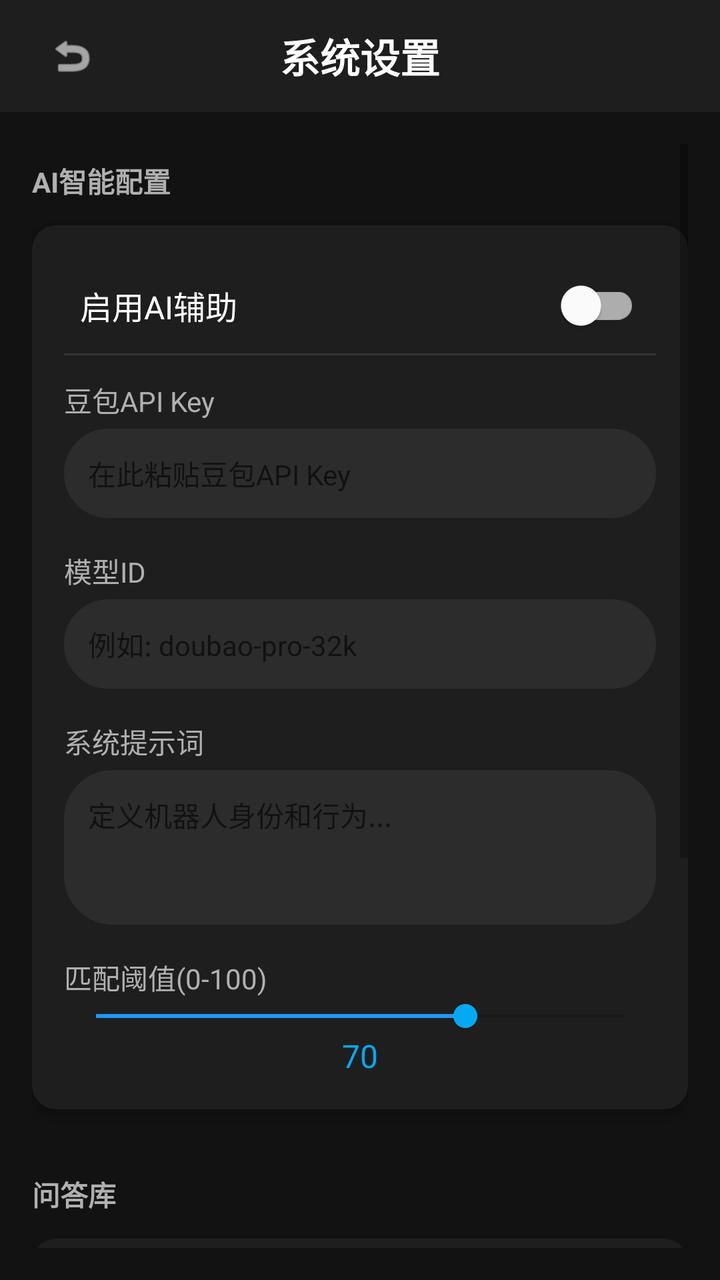
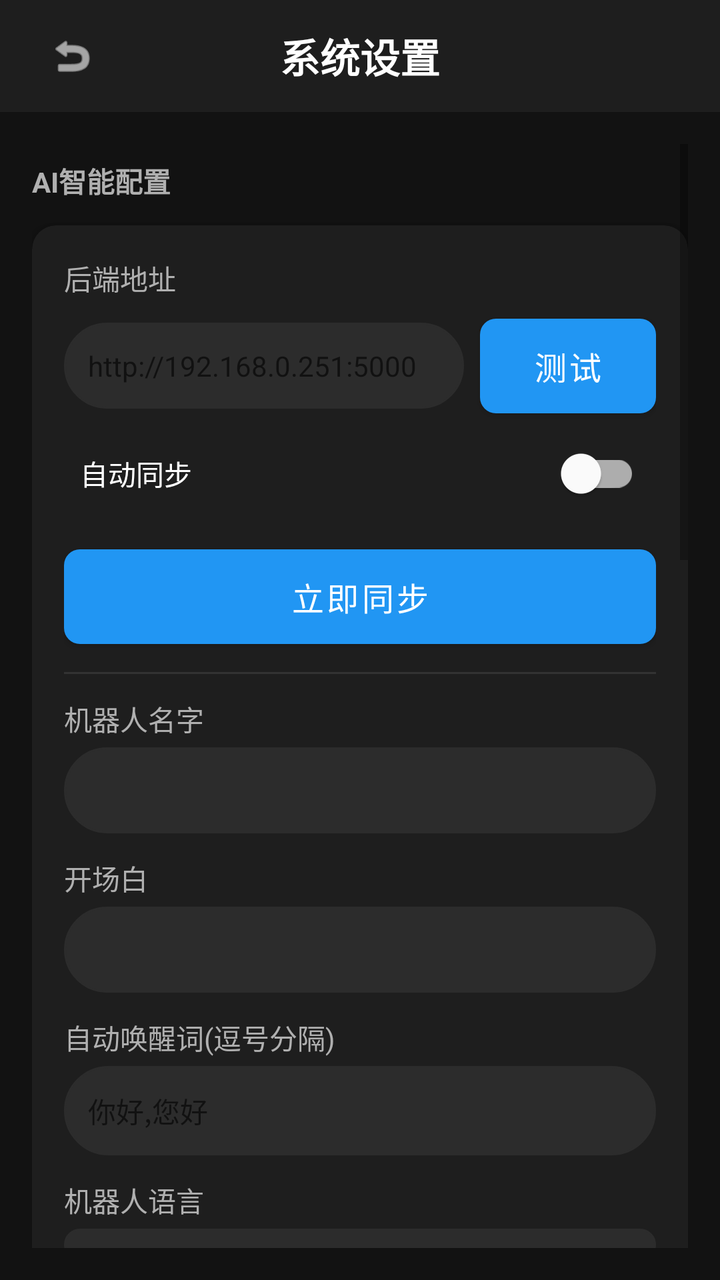

Before-and-after screenshots of an Android layout around one commit, followed by the original layout XML and the change that was made.
<!-- AndroidManifest.xml: application theme Theme.RobotGuide -->
<!-- res/layout/activity_settings.xml -->
<?xml version="1.0" encoding="utf-8"?>
<LinearLayout xmlns:android="http://schemas.android.com/apk/res/android"
    xmlns:app="http://schemas.android.com/apk/res-auto"
    android:layout_width="match_parent"
    android:layout_height="match_parent"
    android:orientation="vertical"
    android:background="@color/bg_dark">

    
    <LinearLayout
        android:id="@+id/topBar"
        android:layout_width="match_parent"
        android:layout_height="56dp"
        android:orientation="horizontal"
        android:gravity="center_vertical"
        android:paddingStart="16dp"
        android:paddingEnd="16dp"
        android:background="@color/bg_card">

        <com.google.android.material.button.MaterialButton
            android:id="@+id/btnBack"
            style="@style/ButtonIcon"
            android:layout_width="48dp"
            android:layout_height="48dp"
            app:icon="@android:drawable/ic_menu_revert"
            app:iconSize="24dp"
            app:iconTint="@color/text_primary"
            android:contentDescription="@string/back"
            android:insetTop="0dp"
            android:insetBottom="0dp"
            android:insetLeft="0dp"
            android:insetRight="0dp" />

        <TextView
            android:layout_width="0dp"
            android:layout_height="wrap_content"
            android:layout_weight="1"
            android:gravity="center"
            android:text="@string/settings_title"
            android:textColor="@color/text_primary"
            android:textSize="20sp"
            android:textStyle="bold" />

        
        <View
            android:layout_width="48dp"
            android:layout_height="48dp" />

    </LinearLayout>

    <ScrollView
        android:layout_width="match_parent"
        android:layout_height="0dp"
        android:layout_weight="1"
        android:padding="16dp">

        <LinearLayout
            android:layout_width="match_parent"
            android:layout_height="wrap_content"
            android:orientation="vertical">

            
            <TextView
                android:layout_width="match_parent"
                android:layout_height="wrap_content"
                android:text="@string/settings_ai_title"
                android:textColor="@color/text_secondary"
                android:textSize="14sp"
                android:textStyle="bold"
                android:paddingTop="8dp"
                android:paddingBottom="12dp" />

            <com.google.android.material.card.MaterialCardView
                style="@style/CardStyle"
                android:layout_width="match_parent"
                android:layout_height="wrap_content"
                android:layout_marginBottom="24dp">

                <LinearLayout
                    android:layout_width="match_parent"
                    android:layout_height="wrap_content"
                    android:orientation="vertical">

                    
                    <com.google.android.material.switchmaterial.SwitchMaterial
                        android:id="@+id/swUseAI"
                        android:layout_width="match_parent"
                        android:layout_height="wrap_content"
                        android:text="@string/settings_ai_use"
                        android:textColor="@color/text_primary"
                        android:textSize="16sp"
                        android:padding="8dp" />

                    <View
                        android:layout_width="match_parent"
                        android:layout_height="1dp"
                        android:background="@color/divider" />

                    
                    <TextView
                        android:layout_width="match_parent"
                        android:layout_height="wrap_content"
                        android:text="@string/settings_ai_api_key"
                        android:textColor="@color/text_secondary"
                        android:textSize="14sp"
                        android:paddingTop="12dp" />

                    <EditText
                        android:id="@+id/etApiKey"
                        android:layout_width="match_parent"
                        android:layout_height="wrap_content"
                        android:layout_marginTop="4dp"
                        android:background="@drawable/bg_input_field"
                        android:backgroundTint="@color/bg_input"
                        android:textColor="@color/text_primary"
                        android:padding="12dp"
                        android:textSize="14sp"
                        android:inputType="textPassword"
                        android:hint="在此粘贴豆包API Key" />

                    
                    <TextView
                        android:layout_width="match_parent"
                        android:layout_height="wrap_content"
                        android:text="@string/settings_ai_model"
                        android:textColor="@color/text_secondary"
                        android:textSize="14sp"
                        android:paddingTop="16dp" />

                    <EditText
                        android:id="@+id/etModelId"
                        android:layout_width="match_parent"
                        android:layout_height="wrap_content"
                        android:layout_marginTop="4dp"
                        android:background="@drawable/bg_input_field"
                        android:backgroundTint="@color/bg_input"
                        android:textColor="@color/text_primary"
                        android:padding="12dp"
                        android:textSize="14sp"
                        android:hint="例如: doubao-pro-32k" />

                    
                    <TextView
                        android:layout_width="match_parent"
                        android:layout_height="wrap_content"
                        android:text="@string/settings_ai_system_prompt"
                        android:textColor="@color/text_secondary"
                        android:textSize="14sp"
                        android:paddingTop="16dp" />

                    <EditText
                        android:id="@+id/etSystemPrompt"
                        android:layout_width="match_parent"
                        android:layout_height="wrap_content"
                        android:layout_marginTop="4dp"
                        android:background="@drawable/bg_input_field"
                        android:backgroundTint="@color/bg_input"
                        android:textColor="@color/text_primary"
                        android:padding="12dp"
                        android:textSize="14sp"
                        android:inputType="textMultiLine"
                        android:lines="3"
                        android:gravity="top"
                        android:hint="定义机器人身份和行为..." />

                    
                    <TextView
                        android:layout_width="match_parent"
                        android:layout_height="wrap_content"
                        android:text="@string/settings_match_threshold"
                        android:textColor="@color/text_secondary"
                        android:textSize="14sp"
                        android:paddingTop="16dp" />

                    <SeekBar
                        android:id="@+id/sbThreshold"
                        android:layout_width="match_parent"
                        android:layout_height="wrap_content"
                        android:max="100"
                        android:progress="70"
                        android:progressTint="@color/colorPrimary" />

                    <TextView
                        android:id="@+id/tvThresholdValue"
                        android:layout_width="match_parent"
                        android:layout_height="wrap_content"
                        android:gravity="center"
                        android:textColor="@color/colorAccent"
                        android:textSize="16sp"
                        android:text="70" />

                </LinearLayout>

            </com.google.android.material.card.MaterialCardView>

            
            <TextView
                android:layout_width="match_parent"
                android:layout_height="wrap_content"
                android:text="@string/settings_qa_title"
                android:textColor="@color/text_secondary"
                android:textSize="14sp"
                android:textStyle="bold"
                android:paddingTop="8dp"
                android:paddingBottom="12dp" />

            <LinearLayout
                android:layout_width="match_parent"
                android:layout_height="wrap_content"
                android:orientation="vertical"
                android:background="@drawable/bg_card"
                android:padding="16dp"
                android:layout_marginBottom="24dp">

                <com.google.android.material.button.MaterialButton
                    android:id="@+id/btnManageQA"
                    style="@style/ButtonPrimary"
                    android:layout_width="match_parent"
                    android:layout_height="wrap_content"
                    android:text="@string/settings_qa_manage" />

                <com.google.android.material.button.MaterialButton
                    android:id="@+id/btnImportQA"
                    android:layout_width="match_parent"
                    android:layout_height="wrap_content"
                    android:layout_marginTop="8dp"
                    android:backgroundTint="@color/bg_input"
                    android:textColor="@color/text_primary"
                    android:text="@string/settings_qa_import" />

                <com.google.android.material.button.MaterialButton
                    android:id="@+id/btnExportQA"
                    android:layout_width="match_parent"
                    android:layout_height="wrap_content"
                    android:layout_marginTop="8dp"
                    android:backgroundTint="@color/bg_input"
                    android:textColor="@color/text_primary"
                    android:text="@string/settings_qa_export" />

                <com.google.android.material.button.MaterialButton
                    android:id="@+id/btnClearQA"
                    android:layout_width="match_parent"
                    android:layout_height="wrap_content"
                    android:layout_marginTop="8dp"
                    android:backgroundTint="@color/error"
                    android:textColor="@color/text_primary"
                    android:text="@string/settings_qa_clear" />

            </LinearLayout>

            
            <com.google.android.material.button.MaterialButton
                android:id="@+id/btnSave"
                style="@style/ButtonPrimary"
                android:layout_width="match_parent"
                android:layout_height="56dp"
                android:text="@string/save"
                android:textSize="18sp" />

        </LinearLayout>

    </ScrollView>

</LinearLayout>
<!-- resources referenced by this layout -->
<resources>
  <color name="bg_card">#1E1E1E</color>
  <color name="bg_dark">#121212</color>
  <color name="bg_input">#2C2C2C</color>
  <color name="colorAccent">#03A9F4</color>
  <color name="colorPrimary">#2196F3</color>
  <color name="divider">#333333</color>
  <color name="error">#F44336</color>
  <color name="text_primary">#FFFFFF</color>
  <color name="text_secondary">#B0B0B0</color>
  <!-- drawable bg_card (drawable) -->
  <?xml version="1.0" encoding="utf-8"?>
  <shape xmlns:android="http://schemas.android.com/apk/res/android"
      android:shape="rectangle">
      <solid android:color="@color/bg_card" />
      <corners android:radius="12dp" />
  </shape>
  <!-- drawable bg_input_field (drawable) -->
  <?xml version="1.0" encoding="utf-8"?>
  <shape xmlns:android="http://schemas.android.com/apk/res/android"
      android:shape="rectangle">
      <solid android:color="@color/bg_input" />
      <corners android:radius="24dp" />
      <stroke
          android:width="1dp"
          android:color="@color/divider" />
  </shape>
  <string name="back">返回</string>
  <string name="save">保存</string>
  <string name="settings_ai_api_key">豆包API Key</string>
  <string name="settings_ai_model">模型ID</string>
  <string name="settings_ai_system_prompt">系统提示词</string>
  <string name="settings_ai_title">AI智能配置</string>
  <string name="settings_ai_use">启用AI辅助</string>
  <string name="settings_match_threshold">匹配阈值(0-100)</string>
  <string name="settings_qa_clear">清空问答库</string>
  <string name="settings_qa_export">导出问答库</string>
  <string name="settings_qa_import">导入问答库(JSON)</string>
  <string name="settings_qa_manage">管理固定问答库</string>
  <string name="settings_qa_title">问答库</string>
  <string name="settings_title">系统设置</string>
  <style name="ButtonIcon" parent="Widget.MaterialComponents.Button.TextButton">
          <item name="iconTint">@color/text_primary</item>
          <item name="cornerRadius">24dp</item>
      </style>
  <style name="ButtonPrimary" parent="Widget.MaterialComponents.Button">
          <item name="backgroundTint">@color/colorPrimary</item>
          <item name="android:textColor">@color/text_primary</item>
          <item name="cornerRadius">8dp</item>
          <item name="android:textSize">16sp</item>
          <item name="android:padding">12dp</item>
      </style>
  <style name="CardStyle" parent="Widget.MaterialComponents.CardView">
          <item name="cardBackgroundColor">@color/bg_card</item>
          <item name="cardCornerRadius">12dp</item>
          <item name="cardElevation">4dp</item>
          <item name="contentPadding">16dp</item>
      </style>
  <style name="Theme.RobotGuide" parent="Theme.MaterialComponents.DayNight.NoActionBar">
          <item name="colorPrimary">@color/colorPrimary</item>
          <item name="colorPrimaryDark">@color/colorPrimaryDark</item>
          <item name="colorAccent">@color/colorAccent</item>
          <item name="android:windowBackground">@color/bg_dark</item>
          <item name="android:statusBarColor">@color/bg_dark</item>
          <item name="android:navigationBarColor">@color/bg_dark</item>
          <item name="android:windowLightStatusBar">false</item>
          <item name="android:windowLightNavigationBar">false</item>
      </style>
  <color name="colorPrimaryDark">#1976D2</color>
</resources>

<!-- the commit's change to res/layout/activity_settings.xml (unified diff, before → after) -->
@@ -82,6 +82,181 @@
                     android:orientation="vertical">
 
                     
+                    <TextView
+                        android:layout_width="match_parent"
+                        android:layout_height="wrap_content"
+                        android:text="后端地址"
+                        android:textColor="@color/text_secondary"
+                        android:textSize="14sp" />
+
+                    <LinearLayout
+                        android:layout_width="match_parent"
+                        android:layout_height="wrap_content"
+                        android:orientation="horizontal"
+                        android:gravity="center_vertical"
+                        android:layout_marginTop="4dp">
+
+                        <EditText
+                            android:id="@+id/etBackendUrl"
+                            android:layout_width="0dp"
+                            android:layout_weight="1"
+                            android:layout_height="wrap_content"
+                            android:background="@drawable/bg_input_field"
+                            android:backgroundTint="@color/bg_input"
+                            android:textColor="@color/text_primary"
+                            android:padding="12dp"
+                            android:textSize="14sp"
+                            android:hint="http://192.168.0.251:5000" />
+
+                        <com.google.android.material.button.MaterialButton
+                            android:id="@+id/btnTestBackend"
+                            style="@style/ButtonPrimary"
+                            android:layout_width="wrap_content"
+                            android:layout_height="wrap_content"
+                            android:layout_marginStart="8dp"
+                            android:text="测试" />
+                    </LinearLayout>
+
+                    
+                    <com.google.android.material.switchmaterial.SwitchMaterial
+                        android:id="@+id/swSyncEnabled"
+                        android:layout_width="match_parent"
+                        android:layout_height="wrap_content"
+                        android:text="自动同步"
+                        android:textColor="@color/text_primary"
+                        android:padding="8dp" />
+
+                    
+                    <com.google.android.material.button.MaterialButton
+                        android:id="@+id/btnSyncNow"
+                        style="@style/ButtonPrimary"
+                        android:layout_width="match_parent"
+                        android:layout_height="wrap_content"
+                        android:layout_marginTop="8dp"
+                        android:text="立即同步" />
+
+                    <View
+                        android:layout_width="match_parent"
+                        android:layout_height="1dp"
+                        android:layout_marginTop="8dp"
+                        android:background="@color/divider" />
+
+                    
+                    <TextView
+                        android:layout_width="match_parent"
+                        android:layout_height="wrap_content"
+                        android:text="机器人名字"
+                        android:textColor="@color/text_secondary"
+                        android:textSize="14sp"
+                        android:paddingTop="12dp" />
+
+                    <EditText
+                        android:id="@+id/etRobotName"
+                        android:layout_width="match_parent"
+                        android:layout_height="wrap_content"
+                        android:layout_marginTop="4dp"
+                        android:background="@drawable/bg_input_field"
+                        android:backgroundTint="@color/bg_input"
+                        android:textColor="@color/text_primary"
+                        android:padding="12dp"
+                        android:textSize="14sp" />
+
+                    
+                    <TextView
+                        android:layout_width="match_parent"
+                        android:layout_height="wrap_content"
+                        android:text="开场白"
+                        android:textColor="@color/text_secondary"
+                        android:textSize="14sp"
+                        android:paddingTop="12dp" />
+
+                    <EditText
+                        android:id="@+id/etGreeting"
+                        android:layout_width="match_parent"
+                        android:layout_height="wrap_content"
+                        android:layout_marginTop="4dp"
+                        android:background="@drawable/bg_input_field"
+                        android:backgroundTint="@color/bg_input"
+                        android:textColor="@color/text_primary"
+                        android:padding="12dp"
+                        android:textSize="14sp" />
+
+                    
+                    <TextView
+                        android:layout_width="match_parent"
+                        android:layout_height="wrap_content"
+                        android:text="自动唤醒词(逗号分隔)"
+                        android:textColor="@color/text_secondary"
+                        android:textSize="14sp"
+                        android:paddingTop="12dp" />
+
+                    <EditText
+                        android:id="@+id/etAutoWakeWords"
+                        android:layout_width="match_parent"
+                        android:layout_height="wrap_content"
+                        android:layout_marginTop="4dp"
+                        android:background="@drawable/bg_input_field"
+                        android:backgroundTint="@color/bg_input"
+                        android:textColor="@color/text_primary"
+                        android:padding="12dp"
+                        android:textSize="14sp"
+                        android:hint="你好,您好" />
+
+                    
+                    <TextView
+                        android:layout_width="match_parent"
+                        android:layout_height="wrap_content"
+                        android:text="机器人语言"
+                        android:textColor="@color/text_secondary"
+                        android:textSize="14sp"
+                        android:paddingTop="12dp" />
+
+                    <Spinner
+                        android:id="@+id/spnLanguage"
+                        android:layout_width="match_parent"
+                        android:layout_height="wrap_content"
+                        android:layout_marginTop="4dp"
+                        android:background="@drawable/bg_input_field"
+                        android:backgroundTint="@color/bg_input"
+                        android:padding="8dp" />
+
+                    
+                    <com.google.android.material.switchmaterial.SwitchMaterial
+                        android:id="@+id/swPersonDetection"
+                        android:layout_width="match_parent"
+                        android:layout_height="wrap_content"
+                        android:text="人体检测自动问候"
+                        android:textColor="@color/text_primary"
+                        android:paddingTop="12dp" />
+
+                    
+                    <TextView
+                        android:layout_width="match_parent"
+                        android:layout_height="wrap_content"
+                        android:text="空闲超时(分钟)"
+                        android:textColor="@color/text_secondary"
+                        android:textSize="14sp"
+                        android:paddingTop="12dp" />
+
+                    <EditText
+                        android:id="@+id/etIdleTimeout"
+                        android:layout_width="match_parent"
+                        android:layout_height="wrap_content"
+                        android:layout_marginTop="4dp"
+                        android:background="@drawable/bg_input_field"
+                        android:backgroundTint="@color/bg_input"
+                        android:textColor="@color/text_primary"
+                        android:padding="12dp"
+                        android:textSize="14sp"
+                        android:inputType="number" />
+
+                    <View
+                        android:layout_width="match_parent"
+                        android:layout_height="1dp"
+                        android:layout_marginTop="16dp"
+                        android:background="@color/divider" />
+
+                    
                     <com.google.android.material.switchmaterial.SwitchMaterial
                         android:id="@+id/swUseAI"
                         android:layout_width="match_parent"
